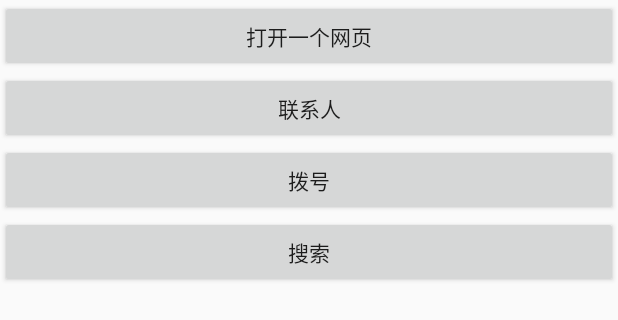
After one commit to wlj32011/LayoutDemo, an Android app: the layout activity_intent_demo.xml on its own in the app's theme, with its tools: preview values and no code run, on a phone screen of 412 x 824 dp. The commit adds this screen. Shown: the top 320 px of the screen. Run offline under Robolectric (Android 15) with nearby library versions, the phone set to English and light mode, and no system bars.

```diff
--- a/app/build.gradle
+++ b/app/build.gradle
@@ -26,6 +26,6 @@ dependencies {
     })
     compile 'com.android.support:appcompat-v7:24.0.0'
     compile 'com.android.support.constraint:constraint-layout:1.0.0-alpha3'
+    compile 'com.android.support:recyclerview-v7:24.0.0'
     testCompile 'junit:junit:4.12'
-    compile 'com.android.support:recyclerview-v7:24.0.0'
 }
--- a/app/src/main/AndroidManifest.xml
+++ b/app/src/main/AndroidManifest.xml
@@ -8,7 +8,7 @@
         android:label="@string/app_name"
         android:supportsRtl="true"
         android:theme="@style/AppTheme">
-        <activity android:name=".RecyclerViewActivity">
+        <activity android:name=".IntentDemoActivity">
             <intent-filter>
                 <action android:name="android.intent.action.MAIN"/>
 
@@ -27,6 +27,8 @@
         </activity>
         <activity android:name=".GridViewActivity">
         </activity>
+        <activity android:name=".RecyclerViewActivity">
+        </activity>
     </application>
 
 </manifest>
--- /dev/null
+++ b/app/src/main/res/layout/activity_intent_demo.xml
@@ -0,0 +1,34 @@
+<?xml version="1.0" encoding="utf-8"?>
+<LinearLayout
+    android:id="@+id/activity_intent_demo"
+    xmlns:android="http://schemas.android.com/apk/res/android"
+    xmlns:tools="http://schemas.android.com/tools"
+    android:layout_width="match_parent"
+    android:orientation="vertical"
+    android:layout_height="match_parent"
+    tools:context="cn.boc.layoutdemo.IntentDemoActivity">
+
+
+    <Button
+        android:id="@+id/weburl"
+        android:layout_width="match_parent"
+        android:layout_height="wrap_content"
+        android:text="打开一个网页"/>
+    <Button
+        android:id="@+id/contact"
+        android:layout_width="match_parent"
+        android:layout_height="wrap_content"
+        android:text="联系人"/>
+    <Button
+        android:id="@+id/dialer"
+        android:layout_width="match_parent"
+        android:layout_height="wrap_content"
+        android:text="拨号"/>
+    <Button
+        android:id="@+id/search"
+        android:layout_width="match_parent"
+        android:layout_height="wrap_content"
+        android:text="搜索"/>
+
+
+</LinearLayout>
```
Also changed, not shown: app/src/main/java/cn/boc/layoutdemo/IntentDemoActivity.java (added, +52 -0 lines), app/src/main/java/cn/boc/layoutdemo/RecyclerViewActivity.java (+55 -0 lines).
